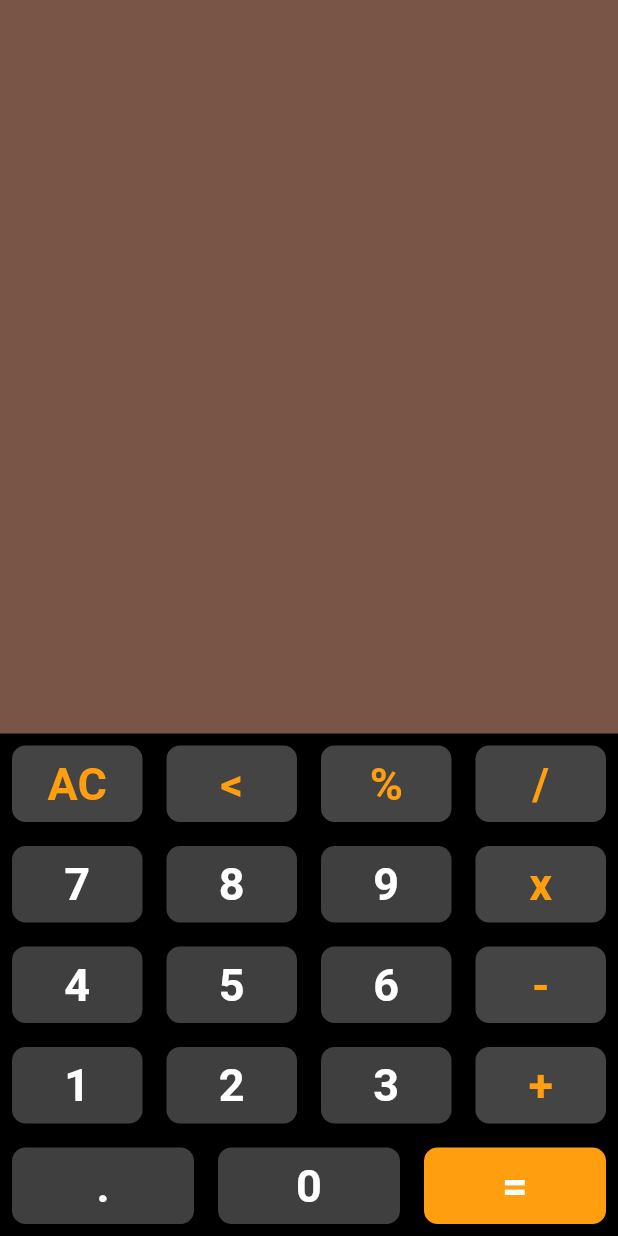
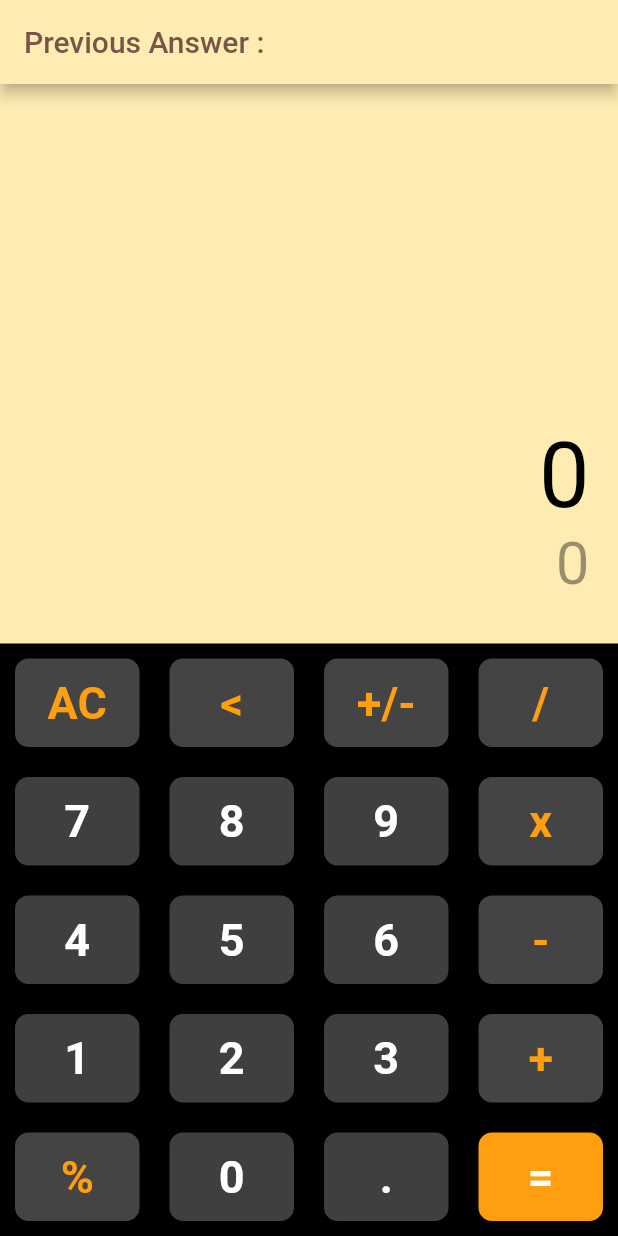
Before and after one commit to NMParmarr/calculator, a Flutter app: the screen it shows after launch, on a phone screen of 412 x 824 dp. Run offline on Flutter 3.47's test engine with Material 2 defaults, Android fonts, the phone set to English and light mode, and no system bars; our stand-ins replace math_expressions.

Commit message:
complete the calculator project with result_model provider and state management

```diff
--- a/lib/buttons/button.dart
+++ b/lib/buttons/button.dart
@@ -1,31 +1,52 @@
+// ignore_for_file: must_be_immutable
+
 import 'package:calculator/colors/colors.dart';
+import 'package:calculator/result_model.dart';
 import 'package:flutter/material.dart';
+import 'package:provider/provider.dart';
 
-Widget button({text, textColor = Colors.white, backgroundColor = buttonColor}) {
+class Button extends StatefulWidget {
+  String text;
+  Color textColor;
+  Color backgroundColor;
+  Button(
+      {required this.text,
+      this.textColor = Colors.white,
+      this.backgroundColor = buttonColor,
+      super.key});
+
+  @override
+  State<Button> createState() => _ButtonState();
+}
+
+class _ButtonState extends State<Button> {
+  @override
+  Widget build(BuildContext context) {
     return Expanded(
       child: Container(
-      margin: EdgeInsets.all(8),
-      child: ElevatedButton(
+        margin: const EdgeInsets.all(10),
+        child: Consumer<ResultModel>(
+          builder: (context, model, child) => ElevatedButton(
             style: ElevatedButton.styleFrom(
-          padding: EdgeInsets.all(8),
+              padding: const EdgeInsets.all(12),
               elevation: 1,
-          backgroundColor: backgroundColor,
+              backgroundColor: widget.backgroundColor,
               shape: const RoundedRectangleBorder(
                 borderRadius: BorderRadius.all(Radius.circular(9)),
               ),
             ),
-        onPressed: () {
-          print(text);
-        },
+            onPressed: () => model.onButtonClick(widget.text),
             child: Text(
-          text,
+              widget.text,
               style: TextStyle(
                 fontSize: 30,
                 fontWeight: FontWeight.bold,
-            color: textColor,
+                color: widget.textColor,
+              ),
             ),
           ),
         ),
       ),
     );
   }
+}
--- a/lib/main.dart
+++ b/lib/main.dart
@@ -1,4 +1,6 @@
+import 'package:calculator/result_model.dart';
 import 'package:flutter/material.dart';
+import 'package:provider/provider.dart';
 import 'screens/home_page.dart';
 
 void main() {
@@ -10,12 +12,15 @@ class MyApp extends StatelessWidget {
 
   @override
   Widget build(BuildContext context) {
-    return MaterialApp(
-      debugShowCheckedModeBanner: false,
-      color: const Color.fromARGB(255, 255, 200, 0),
-      title: 'Calculator',
-      theme: ThemeData(primaryColor: Colors.black),
-      home: const HomePage(),
+    return ChangeNotifierProvider(
+      create: (context) => ResultModel(),
+      child: MaterialApp(
+        debugShowCheckedModeBanner: false,
+        color: const Color.fromARGB(255, 255, 200, 0),
+        title: 'Calculator',
+        theme: ThemeData(primaryColor: Colors.black),
+        home: const HomePage(),
+      ),
     );
   }
 }
--- a/lib/rows/a_row.dart
+++ b/lib/rows/a_row.dart
@@ -5,24 +5,25 @@ import '../buttons/button.dart';
 
 Widget firstRow({numbers}) => Row(
       children: [
-        button(
+        Button(
           text: numbers[0],
           textColor: orangeColor,
           backgroundColor: operatorColor,
         ),
-        button(
+        Button(
           text: numbers[1],
-              textColor: orangeColor,
+          textColor: orangeColor,
           backgroundColor: operatorColor,
         ),
-        button(
-          text: numbers[2],
-               textColor: orangeColor,
+        Button(
+          text: numbers[19],
+          textColor: orangeColor,
           backgroundColor: operatorColor,
         ),
-        button(
+
+        Button(
           text: numbers[3],
-               textColor: orangeColor,
+          textColor: orangeColor,
           backgroundColor: operatorColor,
         ),
       ],
--- a/lib/rows/b_row.dart
+++ b/lib/rows/b_row.dart
@@ -1,23 +1,21 @@
 import 'package:flutter/material.dart';
-
 import '../buttons/button.dart';
 import '../colors/colors.dart';
 
 Widget secondRow({numbers}) => Row(
-
       children: [
-        button(
+        Button(
           text: numbers[4],
         ),
-        button(
+        Button(
           text: numbers[5],
         ),
-        button(
+        Button(
           text: numbers[6],
         ),
-        button(
+        Button(
           text: numbers[7],
-               textColor: orangeColor,
+          textColor: orangeColor,
           backgroundColor: operatorColor,
         ),
       ],
--- a/lib/rows/c_dart.dart
+++ b/lib/rows/c_dart.dart
@@ -5,16 +5,16 @@ import '../colors/colors.dart';
 
 Widget thirdRow({numbers}) => Row(
       children: [
-        button(
+        Button(
           text: numbers[8],
         ),
-        button(
+        Button(
           text: numbers[9],
         ),
-        button(
+        Button(
           text: numbers[10],
         ),
-        button(
+        Button(
           text: numbers[11],
                textColor: orangeColor,
           backgroundColor: operatorColor,
--- a/lib/rows/d_row.dart
+++ b/lib/rows/d_row.dart
@@ -6,16 +6,16 @@ import '../colors/colors.dart';
 Widget forthRow({numbers}) => Row(
 
       children: [
-        button(
+        Button(
           text: numbers[12],
         ),
-        button(
+        Button(
           text: numbers[13],
         ),
-        button(
+        Button(
           text: numbers[14],
         ),
-        button(
+        Button(
           text: numbers[15],
                textColor: orangeColor,
           backgroundColor: operatorColor,
--- a/lib/rows/e_row.dart
+++ b/lib/rows/e_row.dart
@@ -5,13 +5,18 @@ import '../buttons/button.dart';
 
 Widget fifthRow({numbers}) => Row(
       children: [
-        button(
+        Button(
+          text: numbers[2],
+          textColor: orangeColor,
+          backgroundColor: operatorColor,
+        ),
+        Button(
+          text: numbers[17],
+        ),
+        Button(
           text: numbers[16],
         ),
-        button(
-          text: numbers[17],
-        ),
-        button(
+        Button(
           text: numbers[18],
           backgroundColor: orangeColor,
         ),
--- a/lib/screens/home_body.dart
+++ b/lib/screens/home_body.dart
@@ -4,6 +4,9 @@ import 'package:calculator/rows/c_dart.dart';
 import 'package:calculator/rows/d_row.dart';
 import 'package:calculator/rows/e_row.dart';
 import 'package:flutter/material.dart';
+import 'package:provider/provider.dart';
+
+import '../result_model.dart';
 
 class HomeBody extends StatefulWidget {
   const HomeBody({super.key});
@@ -32,14 +35,50 @@ class _HomeBodyState extends State<HomeBody> {
     "+",
     ".",
     "0",
-    "="
+    "=",
+    "+/-"
   ];
   @override
   Widget build(BuildContext context) {
-    return Column(
+    final model = Provider.of<ResultModel>(context);
+
+    return SafeArea(
+      child: Column(
         children: [
           Expanded(
-          child: Container(color: Colors.brown),
+            child: Container(
+              width: double.infinity,
+              color: Colors.amber.shade100,
+              child: Container(
+                margin: const EdgeInsets.only(right: 19, bottom: 30),
+                width: double.infinity,
+                child: Column(
+                  mainAxisAlignment: MainAxisAlignment.end,
+                  crossAxisAlignment: CrossAxisAlignment.end,
+                  children: [
+                    SingleChildScrollView(
+                      scrollDirection: Axis.horizontal,
+                      reverse: true,
+                      child: Text(
+                        model.input,
+                        style: TextStyle(
+                          color: model.inputcolor,
+                          fontSize: model.inputfontsize,
+                        ),
+                      ),
+                    ),
+                    Text(
+                      model.output,
+                      style: TextStyle(
+                        overflow: model.overflow,
+                        fontSize: model.outputfontsize,
+                        color: model.outputcolor,
+                      ),
+                    ),
+                  ],
+                ),
+              ),
+            ),
           ),
           firstRow(numbers: numbers),
           secondRow(numbers: numbers),
@@ -47,6 +86,7 @@ class _HomeBodyState extends State<HomeBody> {
           forthRow(numbers: numbers),
           fifthRow(numbers: numbers),
         ],
+      ),
     );
   }
 }
--- a/lib/screens/home_page.dart
+++ b/lib/screens/home_page.dart
@@ -1,14 +1,42 @@
 import 'package:calculator/screens/home_body.dart';
 import 'package:flutter/material.dart';
+import 'package:provider/provider.dart';
+
+import '../result_model.dart';
 
 class HomePage extends StatelessWidget {
   const HomePage({super.key});
 
   @override
   Widget build(BuildContext context) {
-    return const Scaffold(
+    final model = Provider.of<ResultModel>(context);
+
+    return Scaffold(
+      appBar: AppBar(
+        backgroundColor: Colors.amber.shade100,
+        title: Row(
+          children: [
+            const Text(
+              "Previous Answer : ",
+              style: TextStyle(
+                overflow: TextOverflow.ellipsis,
+                color: Colors.brown,
+              ),
+            ),
+            Expanded(
+              child: Text(
+                model.prevoutput,
+                style: const TextStyle(
+                  color: Colors.brown,
+                ),
+              ),
+            ),
+          ],
+        ),
+      ),
+      resizeToAvoidBottomInset: false,
       backgroundColor: Colors.black,
-      body: HomeBody(),
+      body: const HomeBody(),
     );
   }
 }
--- a/pubspec.yaml
+++ b/pubspec.yaml
@@ -35,6 +35,8 @@ dependencies:
   # The following adds the Cupertino Icons font to your application.
   # Use with the CupertinoIcons class for iOS style icons.
   cupertino_icons: ^1.0.2
+  provider: ^6.0.5
+  math_expressions: ^2.4.0
 
 dev_dependencies:
   flutter_test:
```
Also changed, not shown: lib/result_model.dart (added, +159 -0 lines), pubspec.lock, 41 other files. Lines whose indentation alone changed are shown as unchanged.
